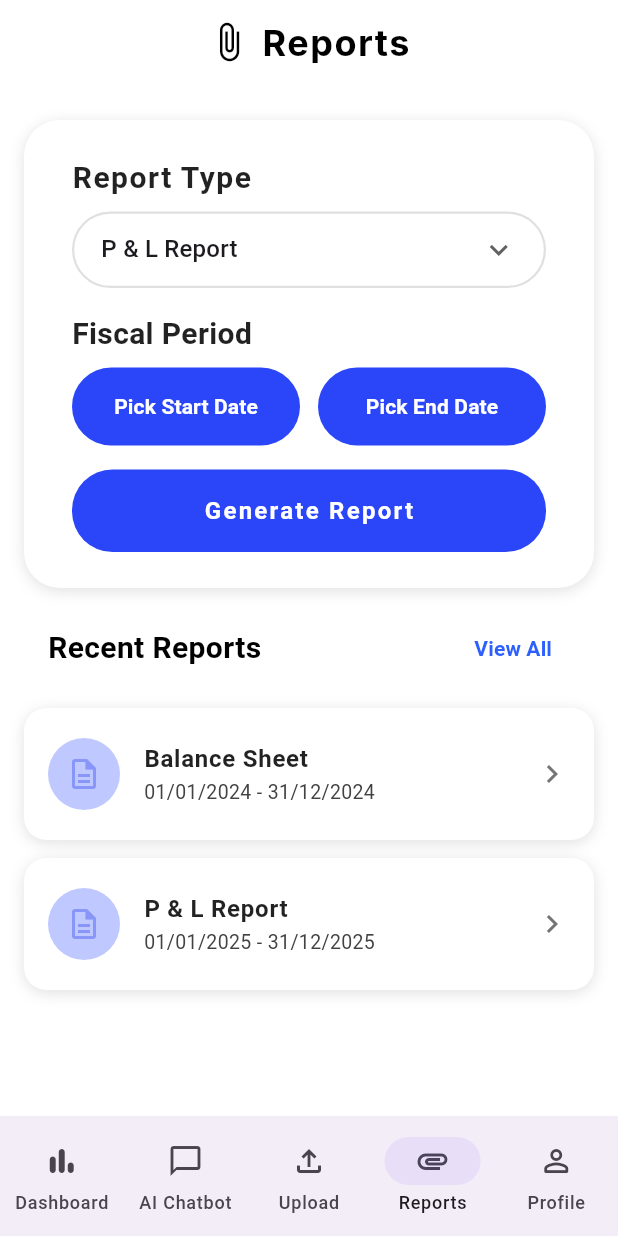
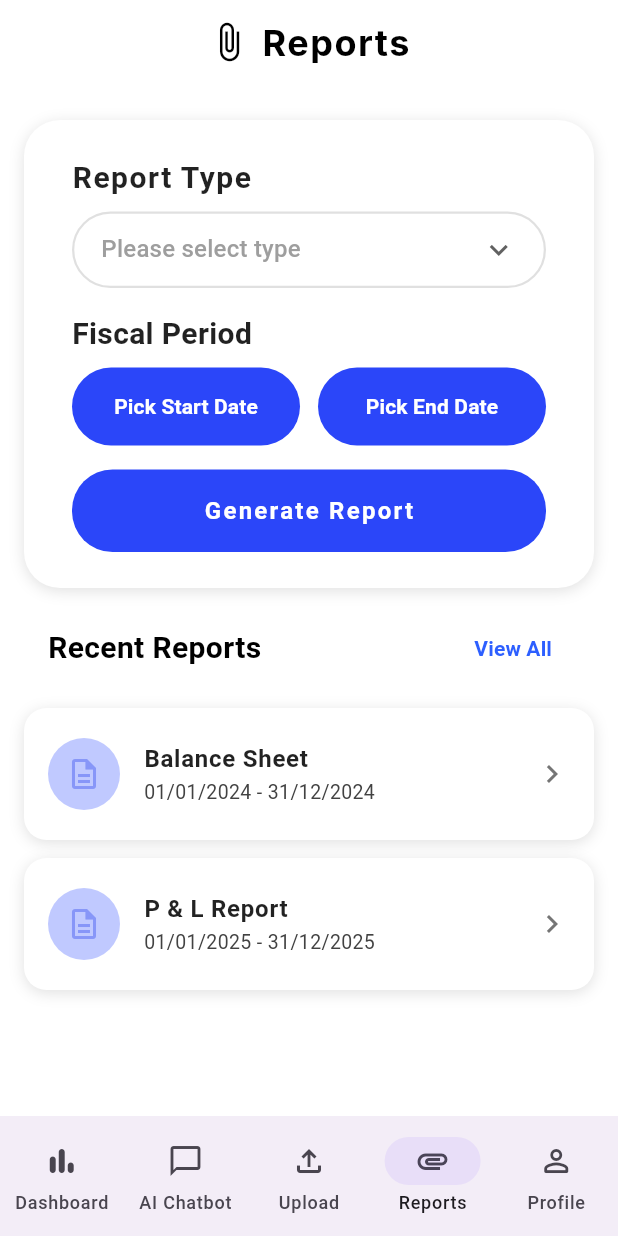
Before and after one commit to 51-Shenn/myfin, a Flutter app: the screen it shows after launch, item 4 of the bottom bar chosen, on a phone screen of 412 x 824 dp. Run offline on Flutter 3.47's test engine with Material 3 defaults, Android fonts, the phone set to English and light mode, and no system bars; our stand-ins replace firebase_core, flutter_bloc; accounts and stored records are empty; Roboto replaces fonts that are missing (Inter).

Commit message:
Refactor report type selection to include a default prompt and handle null values in dropdown

```diff
--- a/lib/screens/report/report_main.dart
+++ b/lib/screens/report/report_main.dart
@@ -12,7 +12,7 @@ class ReportScreen extends StatefulWidget {
 }
 
 class _ReportScreenState extends State<ReportScreen> {
-  String selectedReportType = 'P & L Report';
+  String? selectedReportType;
   DateTime? startDate;
   DateTime? endDate;
 
@@ -124,17 +124,30 @@ class _ReportScreenState extends State<ReportScreen> {
                             ),
                             borderRadius: BorderRadius.circular(27),
                           ),
+
                           child: DropdownButtonHideUnderline(
                             child: DropdownButton<String>(
                               value: selectedReportType,
                               isExpanded: true,
                               dropdownColor: Colors.white,
                               icon: const Icon(Icons.keyboard_arrow_down),
-                              items: reportTypes.map((String type) {
+                              items:[
+                                    const DropdownMenuItem<String>(
+                                      value: null,
+                                      child: Text(
+                                        'Please select type',
+                                        style: TextStyle(color: Colors.grey),
+                                      ),
+                                    ),
+                                    ...reportTypes.map((String type) {
                                       return DropdownMenuItem<String>(
                                         value: type,
                                         child: Text(type),
                                       );
+                                    }),
+                                  ].where((item) {
+                                    return selectedReportType == null ||
+                                        item.value != null;
                                   }).toList(),
                               onChanged: (String? newValue) {
                                 if (newValue != null) {
@@ -315,7 +328,8 @@ class _ReportScreenState extends State<ReportScreen> {
                           ),
                         ),
                         TextButton(
-                          onPressed: () => Navigator.pushNamed(context, '/report_details'),
+                          onPressed: () =>
+                              Navigator.pushNamed(context, '/report_details'),
                           child: const Text(
                             'View All',
                             style: TextStyle(
```
Lines whose indentation alone changed are shown as unchanged.
